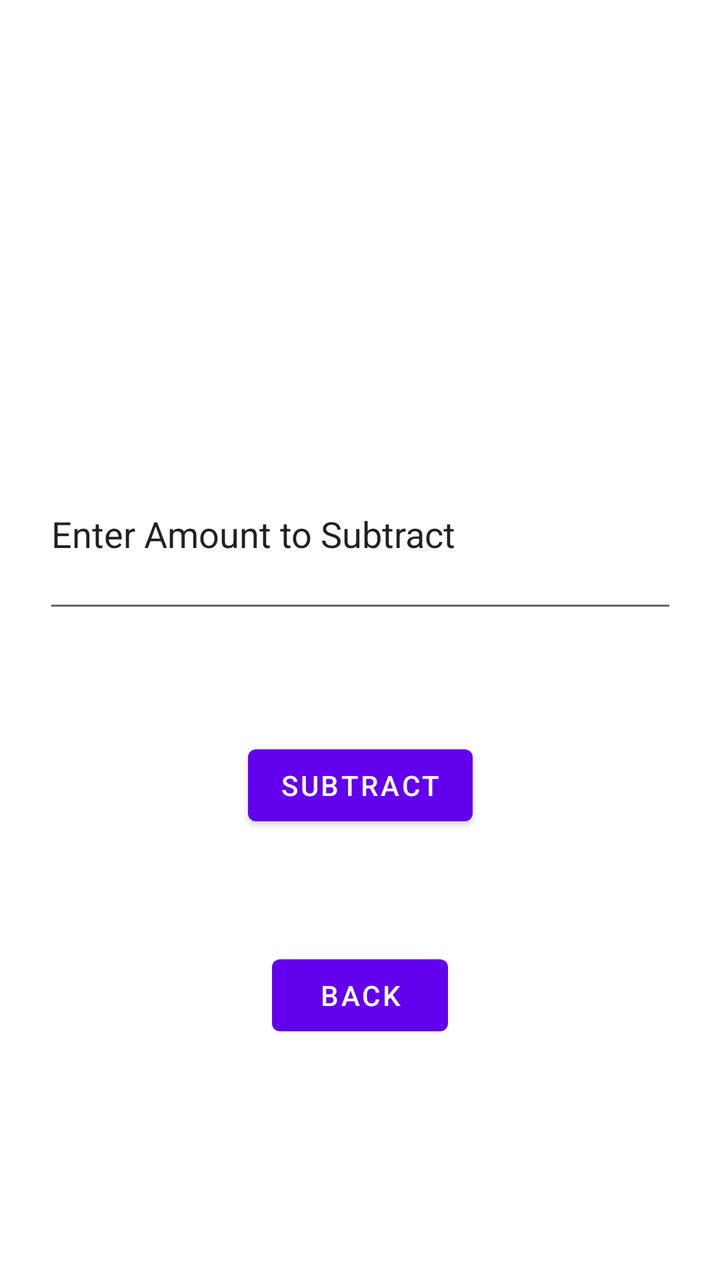
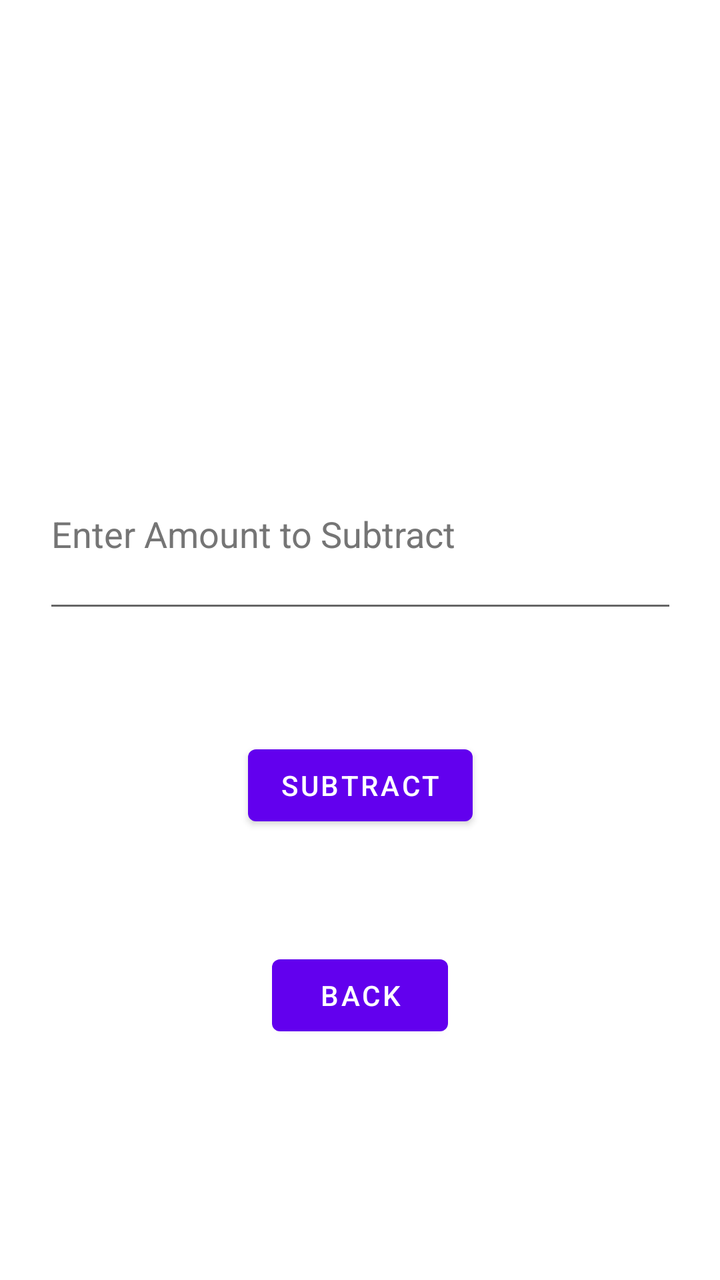

An Android layout rendered at two revisions. The XML below is the earlier revision; the diff shows what the commit changed to produce the second picture.
<!-- AndroidManifest.xml: application theme Theme.GamblingBadger -->
<!-- res/layout/fragment_sub_balance.xml -->
<?xml version="1.0" encoding="utf-8"?>
<androidx.constraintlayout.widget.ConstraintLayout xmlns:android="http://schemas.android.com/apk/res/android"
    xmlns:app="http://schemas.android.com/apk/res-auto"
    xmlns:tools="http://schemas.android.com/tools"
    android:id="@+id/constraintLayout"
    android:layout_width="match_parent"
    android:layout_height="match_parent"
    tools:context=".balance.SubBalanceFragment">

    

    <Button
        android:id="@+id/startSessionFrag_button_SUBTRACT"
        android:layout_width="wrap_content"
        android:layout_height="wrap_content"
        android:text="@string/SUB"
        app:layout_constraintBottom_toTopOf="@+id/subBalanceFrag_button_back"
        app:layout_constraintEnd_toEndOf="parent"
        app:layout_constraintHorizontal_bias="0.5"
        app:layout_constraintStart_toStartOf="parent"
        app:layout_constraintTop_toBottomOf="@+id/subBalanceFrag_subAmt" />

    <EditText
        android:id="@+id/subBalanceFrag_subAmt"
        android:layout_width="317dp"
        android:layout_height="92dp"
        android:autofillHints=" "
        android:ems="10"
        android:hint="@string/subbalancefrag_subamt"
        android:imeOptions="actionDone"
        android:inputType="numberDecimal"
        android:text="@string/enter_amount_to_subtract"
        android:textColorHint="#757575"
        app:layout_constraintBottom_toBottomOf="parent"
        app:layout_constraintEnd_toEndOf="parent"
        app:layout_constraintStart_toStartOf="parent"
        app:layout_constraintTop_toTopOf="parent"
        app:layout_constraintVertical_bias="0.40" />

    <Button
        android:id="@+id/subBalanceFrag_button_back"
        android:layout_width="wrap_content"
        android:layout_height="wrap_content"
        android:text="@string/BACK"
        app:layout_constraintBottom_toBottomOf="parent"
        app:layout_constraintEnd_toEndOf="parent"
        app:layout_constraintHorizontal_bias="0.5"
        app:layout_constraintStart_toStartOf="parent"
        app:layout_constraintTop_toTopOf="parent"
        app:layout_constraintVertical_bias=".8" />

</androidx.constraintlayout.widget.ConstraintLayout>
<!-- resources referenced by this layout -->
<resources>
  <string name="BACK">BACK</string>
  <string name="SUB">SUBTRACT</string>
  <string name="enter_amount_to_subtract">Enter Amount to Subtract</string>
  <string name="subbalancefrag_subamt">subBalanceFrag_subAmt</string>
  <style name="Theme.GamblingBadger" parent="Theme.MaterialComponents.DayNight.DarkActionBar">
          
          <item name="colorPrimary">@color/purple_500</item>
          <item name="colorPrimaryVariant">@color/purple_700</item>
          <item name="colorOnPrimary">@color/white</item>
          
          <item name="colorSecondary">@color/teal_200</item>
          <item name="colorSecondaryVariant">@color/teal_700</item>
          <item name="colorOnSecondary">@color/black</item>
          
          <item name="android:statusBarColor" tools:targetApi="l">?attr/colorPrimaryVariant</item>
          
      </style>
  <color name="purple_500">#FF6200EE</color>
  <color name="purple_700">#FF3700B3</color>
  <color name="white">#FFFFFFFF</color>
  <color name="teal_200">#FF03DAC5</color>
  <color name="teal_700">#FF018786</color>
  <color name="black">#FF000000</color>
</resources>

<!-- the commit's change to res/layout/fragment_sub_balance.xml (unified diff, before → after) -->
@@ -26,10 +26,9 @@
         android:layout_height="92dp"
         android:autofillHints=" "
         android:ems="10"
-        android:hint="@string/subbalancefrag_subamt"
+        android:hint="@string/enter_amount_t_subtract"
         android:imeOptions="actionDone"
         android:inputType="numberDecimal"
-        android:text="@string/enter_amount_to_subtract"
         android:textColorHint="#757575"
         app:layout_constraintBottom_toBottomOf="parent"
         app:layout_constraintEnd_toEndOf="parent"
<!-- resource entries referenced after the edit -->
@@ -2,8 +2,7 @@
 <resources>
   <string name="BACK">BACK</string>
   <string name="SUB">SUBTRACT</string>
-  <string name="enter_amount_to_subtract">Enter Amount to Subtract</string>
-  <string name="subbalancefrag_subamt">subBalanceFrag_subAmt</string>
+  <string name="enter_amount_t_subtract">Enter Amount to Subtract</string>
   <style name="Theme.GamblingBadger" parent="Theme.MaterialComponents.DayNight.DarkActionBar">
           
           <item name="colorPrimary">@color/purple_500</item>
